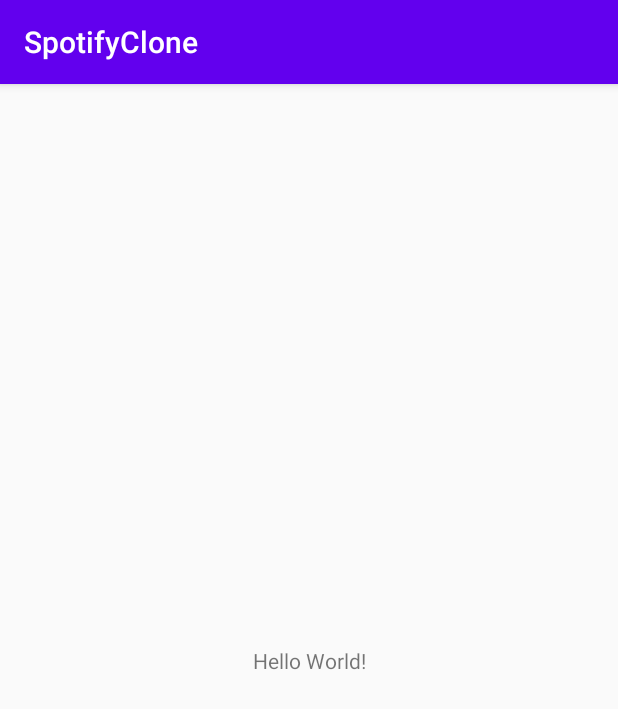
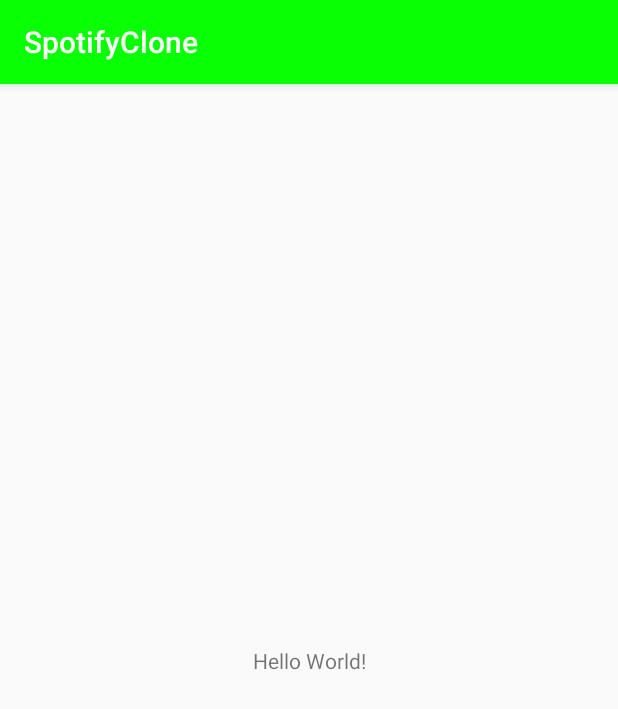
Before and after one commit to PratthamArora/SpotifyClone, an Android app: the screen it shows after launch (MainActivity), on a phone screen of 412 x 824 dp. Shown: the top 709 px of the screen. Run offline under Robolectric (Android 15) with nearby library versions, the phone set to English and light mode, and no system bars.

Commit message:
added colors resource file

```diff
--- a/app/src/main/res/values/colors.xml
+++ b/app/src/main/res/values/colors.xml
@@ -1,6 +1,9 @@
 <?xml version="1.0" encoding="utf-8"?>
 <resources>
-    <color name="colorPrimary">#6200EE</color>
+    <color name="colorPrimary">#08FF04</color>
     <color name="colorPrimaryDark">#3700B3</color>
-    <color name="colorAccent">#03DAC5</color>
+    <color name="colorAccent">#08FF04</color>
+    <color name="mediumDarkBackground">#303030</color>
+    <color name="darkBackground">#202020</color>
+    <color name="lightBackground">#404040</color>
 </resources>
```
